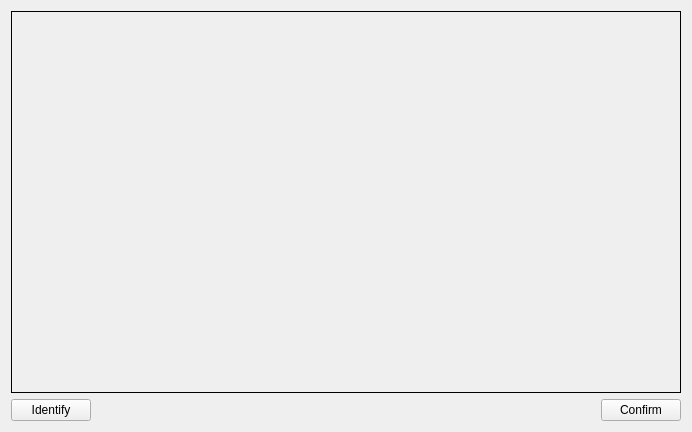
huang825172/KinectMocapI, file KinectMocapI/calibrationwindow.ui: the form before one commit.
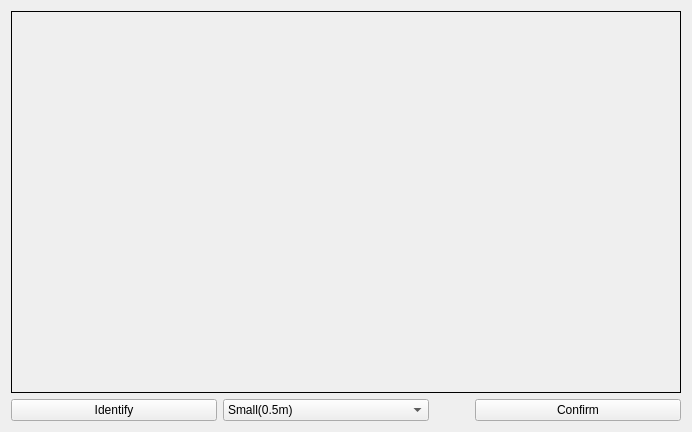
The form after the commit.

Diff of the .ui file:
```diff
--- a/KinectMocapI/calibrationwindow.ui
+++ b/KinectMocapI/calibrationwindow.ui
@@ -54,11 +54,33 @@
        </property>
       </widget>
      </item>
+     <item>
+      <widget class="QComboBox" name="sizeComboBox">
+       <item>
+        <property name="text">
+         <string>Small(0.5m)</string>
+        </property>
+       </item>
+       <item>
+        <property name="text">
+         <string>Middle(1m)</string>
+        </property>
+       </item>
+       <item>
+        <property name="text">
+         <string>Large(2m)</string>
+        </property>
+       </item>
+      </widget>
+     </item>
      <item>
       <spacer name="horizontalSpacer">
        <property name="orientation">
         <enum>Qt::Horizontal</enum>
        </property>
+       <property name="sizeType">
+        <enum>QSizePolicy::Preferred</enum>
+       </property>
        <property name="sizeHint" stdset="0">
         <size>
          <width>40</width>
```
